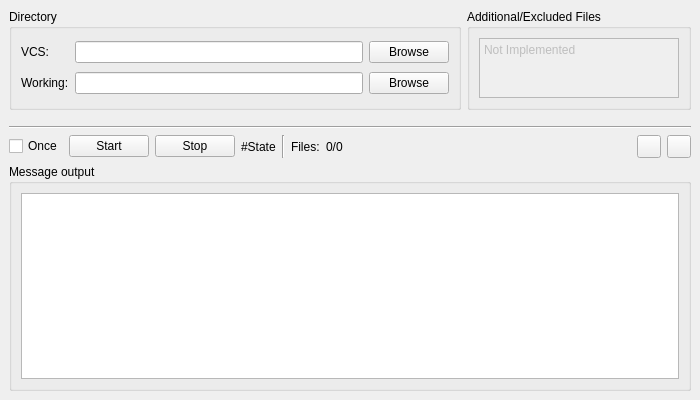
This is MainWindow.ui in CharlesLiaoO/WorkingCopySynchronizer as Qt 5 draws it before an edit. The edited form follows.
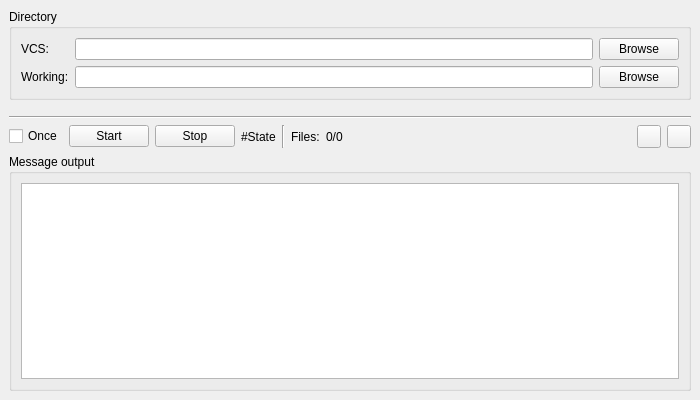
This is the edited form. Icons and pictures are not drawn.

Commit message: Delete the widget of Additional/Excluded Files (unimplemented)

What changed in the file:
```diff
--- a/MainWindow.ui
+++ b/MainWindow.ui
@@ -14,8 +14,8 @@
    <string>VcsSync</string>
   </property>
   <widget class="QWidget" name="centralwidget">
-   <layout class="QGridLayout" name="gridLayout_2" rowstretch="0,0,0,0,1" columnstretch="1,0">
-    <item row="0" column="0">
+   <layout class="QVBoxLayout" name="verticalLayout" stretch="0,0,0,1">
+    <item>
      <widget class="QGroupBox" name="groupBox_4">
       <property name="title">
        <string>Directory</string>
@@ -66,7 +66,30 @@
       </layout>
      </widget>
     </item>
-    <item row="4" column="0" colspan="2">
+    <item>
+     <spacer name="verticalSpacer">
+      <property name="orientation">
+       <enum>Qt::Vertical</enum>
+      </property>
+      <property name="sizeType">
+       <enum>QSizePolicy::Fixed</enum>
+      </property>
+      <property name="sizeHint" stdset="0">
+       <size>
+        <width>20</width>
+        <height>10</height>
+       </size>
+      </property>
+     </spacer>
+    </item>
+    <item>
+     <widget class="Line" name="line">
+      <property name="orientation">
+       <enum>Qt::Horizontal</enum>
+      </property>
+     </widget>
+    </item>
+    <item>
      <layout class="QVBoxLayout" name="verticalLayout_2">
       <item>
        <layout class="QHBoxLayout" name="horizontalLayout">
@@ -170,54 +193,6 @@
       </item>
      </layout>
     </item>
-    <item row="3" column="0" colspan="2">
-     <widget class="Line" name="line">
-      <property name="orientation">
-       <enum>Qt::Horizontal</enum>
-      </property>
-     </widget>
-    </item>
-    <item row="2" column="0" colspan="2">
-     <spacer name="verticalSpacer">
-      <property name="orientation">
-       <enum>Qt::Vertical</enum>
-      </property>
-      <property name="sizeType">
-       <enum>QSizePolicy::Fixed</enum>
-      </property>
-      <property name="sizeHint" stdset="0">
-       <size>
-        <width>20</width>
-        <height>10</height>
-       </size>
-      </property>
-     </spacer>
-    </item>
-    <item row="0" column="1">
-     <widget class="QGroupBox" name="groupBox_5">
-      <property name="title">
-       <string>Additional/Excluded Files</string>
-      </property>
-      <layout class="QVBoxLayout" name="verticalLayout">
-       <item>
-        <widget class="QPlainTextEdit" name="plainTextEdit_AEFiles">
-         <property name="enabled">
-          <bool>false</bool>
-         </property>
-         <property name="maximumSize">
-          <size>
-           <width>200</width>
-           <height>60</height>
-          </size>
-         </property>
-         <property name="plainText">
-          <string notr="true">Not Implemented</string>
-         </property>
-        </widget>
-       </item>
-      </layout>
-     </widget>
-    </item>
    </layout>
   </widget>
  </widget>
```
